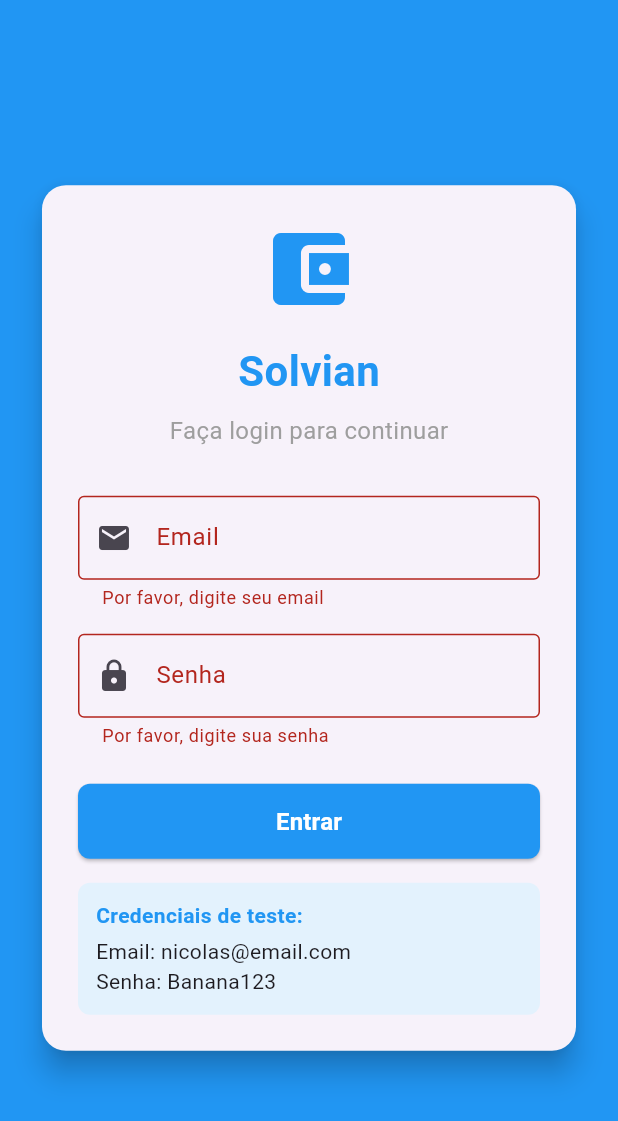
After one commit to andre8756/cedup-flutter, a Flutter app: the screen it shows after launch, after a tap on "Entrar", on a phone screen of 412 x 824 dp. The commit adds this screen. Shown: the top 1121 px of the screen. Run offline on Flutter 3.47's test engine with Material 3 defaults, Android fonts, the phone set to English and light mode, and no system bars; our stand-ins replace cached_network_image, shared_preferences; network calls fail.

Commit message:
tela de login com armazenamento de token

```diff
--- a/piloto/lib/main.dart
+++ b/piloto/lib/main.dart
@@ -1,5 +1,7 @@
 import 'package:flutter/material.dart';
+import 'presentation/screens/login/login_screen.dart';
 import 'presentation/screens/home/home_screen.dart';
+import 'services/auth_service.dart';
 
 void main() {
   runApp(const MyApp());
@@ -11,8 +13,48 @@ class MyApp extends StatelessWidget {
   @override
   Widget build(BuildContext context) {
     return MaterialApp(
-      debugShowCheckedModeBanner: false,
-      home: const HomeScreen(),
+      title: 'Solvian',
+      theme: ThemeData(primarySwatch: Colors.blue, useMaterial3: true),
+      home: const AuthWrapper(),
     );
   }
 }
+
+class AuthWrapper extends StatefulWidget {
+  const AuthWrapper({super.key});
+
+  @override
+  State<AuthWrapper> createState() => _AuthWrapperState();
+}
+
+class _AuthWrapperState extends State<AuthWrapper> {
+  bool _isLoading = true;
+  bool _isLoggedIn = false;
+
+  @override
+  void initState() {
+    super.initState();
+    _checkAuthStatus();
+  }
+
+  void _checkAuthStatus() async {
+    bool loggedIn = await AuthService.isLoggedIn();
+
+    // Verifica se o widget ainda está montado antes de atualizar o estado
+    if (!mounted) return;
+
+    setState(() {
+      _isLoggedIn = loggedIn;
+      _isLoading = false;
+    });
+  }
+
+  @override
+  Widget build(BuildContext context) {
+    if (_isLoading) {
+      return const Scaffold(body: Center(child: CircularProgressIndicator()));
+    }
+
+    return _isLoggedIn ? const HomeScreen() : const LoginScreen();
+  }
+}
--- /dev/null
+++ b/piloto/lib/presentation/screens/login/login_screen.dart
@@ -0,0 +1,242 @@
+import 'package:flutter/material.dart';
+import '../../../services/auth_service.dart';
+import '../home/home_screen.dart';
+
+class LoginScreen extends StatefulWidget {
+  const LoginScreen({super.key});
+
+  @override
+  State<LoginScreen> createState() => _LoginScreenState();
+}
+
+class _LoginScreenState extends State<LoginScreen> {
+  final _formKey = GlobalKey<FormState>();
+  final _emailController = TextEditingController();
+  final _passwordController = TextEditingController();
+  bool _isLoading = false;
+  String _errorMessage = '';
+
+  @override
+  void initState() {
+    super.initState();
+    _checkIfLoggedIn();
+  }
+
+  void _checkIfLoggedIn() async {
+    bool loggedIn = await AuthService.isLoggedIn();
+    if (loggedIn && mounted) {
+      _navigateToHome();
+    }
+  }
+
+  void _navigateToHome() {
+    Navigator.pushReplacement(
+      context,
+      MaterialPageRoute(builder: (context) => const HomeScreen()),
+    );
+  }
+
+  Future<void> _login() async {
+    if (_formKey.currentState!.validate()) {
+      setState(() {
+        _isLoading = true;
+        _errorMessage = '';
+      });
+
+      final result = await AuthService.login(
+        _emailController.text.trim(),
+        _passwordController.text,
+      );
+
+      setState(() {
+        _isLoading = false;
+      });
+
+      if (result['success'] == true && mounted) {
+        _navigateToHome();
+      } else if (mounted) {
+        setState(() {
+          _errorMessage = result['error'] ?? 'Erro desconhecido';
+        });
+      }
+    }
+  }
+
+  @override
+  Widget build(BuildContext context) {
+    return Scaffold(
+      backgroundColor: Colors.blue,
+      body: SafeArea(
+        child: Center(
+          child: SingleChildScrollView(
+            padding: const EdgeInsets.all(24.0),
+            child: Card(
+              elevation: 8,
+              shape: RoundedRectangleBorder(
+                borderRadius: BorderRadius.circular(16),
+              ),
+              child: Padding(
+                padding: const EdgeInsets.all(24.0),
+                child: Form(
+                  key: _formKey,
+                  child: Column(
+                    mainAxisSize: MainAxisSize.min,
+                    children: [
+                      // Logo/Title
+                      const Icon(
+                        Icons.account_balance_wallet,
+                        size: 64,
+                        color: Colors.blue,
+                      ),
+                      const SizedBox(height: 16),
+                      const Text(
+                        'Solvian',
+                        style: TextStyle(
+                          fontSize: 28,
+                          fontWeight: FontWeight.bold,
+                          color: Colors.blue,
+                        ),
+                      ),
+                      const SizedBox(height: 8),
+                      const Text(
+                        'Faça login para continuar',
+                        style: TextStyle(fontSize: 16, color: Colors.grey),
+                      ),
+                      const SizedBox(height: 32),
+
+                      // Campo de email
+                      TextFormField(
+                        controller: _emailController,
+                        decoration: const InputDecoration(
+                          labelText: 'Email',
+                          prefixIcon: Icon(Icons.email),
+                          border: OutlineInputBorder(),
+                        ),
+                        keyboardType: TextInputType.emailAddress,
+                        validator: (value) {
+                          if (value == null || value.isEmpty) {
+                            return 'Por favor, digite seu email';
+                          }
+                          if (!value.contains('@')) {
+                            return 'Digite um email válido';
+                          }
+                          return null;
+                        },
+                      ),
+                      const SizedBox(height: 16),
+
+                      // Campo de senha
+                      TextFormField(
+                        controller: _passwordController,
+                        decoration: const InputDecoration(
+                          labelText: 'Senha',
+                          prefixIcon: Icon(Icons.lock),
+                          border: OutlineInputBorder(),
+                        ),
+                        obscureText: true,
+                        validator: (value) {
+                          if (value == null || value.isEmpty) {
+                            return 'Por favor, digite sua senha';
+                          }
+                          if (value.length < 6) {
+                            return 'A senha deve ter pelo menos 6 caracteres';
+                          }
+                          return null;
+                        },
+                      ),
+                      const SizedBox(height: 24),
+
+                      // Mensagem de erro
+                      if (_errorMessage.isNotEmpty)
+                        Container(
+                          width: double.infinity,
+                          padding: const EdgeInsets.all(12),
+                          decoration: BoxDecoration(
+                            color: Colors.red[50],
+                            borderRadius: BorderRadius.circular(8),
+                            border: Border.all(color: Colors.red),
+                          ),
+                          child: Text(
+                            _errorMessage,
+                            style: const TextStyle(color: Colors.red),
+                            textAlign: TextAlign.center,
+                          ),
+                        ),
+                      if (_errorMessage.isNotEmpty) const SizedBox(height: 16),
+
+                      // Botão de login
+                      SizedBox(
+                        width: double.infinity,
+                        height: 50,
+                        child: ElevatedButton(
+                          onPressed: _isLoading ? null : _login,
+                          style: ElevatedButton.styleFrom(
+                            backgroundColor: Colors.blue,
+                            shape: RoundedRectangleBorder(
+                              borderRadius: BorderRadius.circular(8),
+                            ),
+                          ),
+                          child: _isLoading
+                              ? const SizedBox(
+                                  width: 20,
+                                  height: 20,
+                                  child: CircularProgressIndicator(
+                                    color: Colors.white,
+                                    strokeWidth: 2,
+                                  ),
+                                )
+                              : const Text(
+                                  'Entrar',
+                                  style: TextStyle(
+                                    fontSize: 16,
+                                    fontWeight: FontWeight.bold,
+                                    color: Colors.white,
+                                  ),
+                                ),
+                        ),
+                      ),
+
+                      const SizedBox(height: 16),
+
+                      // Texto de informações de teste
+                      Container(
+                        width: double.infinity,
+                        padding: const EdgeInsets.all(12),
+                        decoration: BoxDecoration(
+                          color: Colors.blue[50],
+                          borderRadius: BorderRadius.circular(8),
+                        ),
+                        child: const Column(
+                          crossAxisAlignment: CrossAxisAlignment.start,
+                          children: [
+                            Text(
+                              'Credenciais de teste:',
+                              style: TextStyle(
+                                fontWeight: FontWeight.bold,
+                                color: Colors.blue,
+                              ),
+                            ),
+                            SizedBox(height: 4),
+                            Text('Email: nicolas@email.com'),
+                            Text('Senha: Banana123'),
+                          ],
+                        ),
+                      ),
+                    ],
+                  ),
+                ),
+              ),
+            ),
+          ),
+        ),
+      ),
+    );
+  }
+
+  @override
+  void dispose() {
+    _emailController.dispose();
+    _passwordController.dispose();
+    super.dispose();
+  }
+}
--- a/piloto/lib/presentation/widgets/app_header.dart
+++ b/piloto/lib/presentation/widgets/app_header.dart
@@ -24,7 +24,7 @@ class _AppHeaderState extends State<AppHeader> {
         return AlertDialog(
           title: Row(
             children: [
-              Icon(Icons.notifications, color: Colors.blue[700]),
+              Icon(Icons.notifications, color: const Color.fromRGBO(25, 118, 210, 1)),
               const SizedBox(width: 8),
               const Text(
                 "Notificações",
--- /dev/null
+++ b/piloto/lib/services/auth_service.dart
@@ -0,0 +1,79 @@
+import 'dart:convert';
+import 'package:http/http.dart' as http;
+import 'package:shared_preferences/shared_preferences.dart';
+
+class AuthService {
+  static const String _baseUrl = 'http://cedup-back-deploy.onrender.com/api/auth';
+  static String? _token;
+
+  // Método para fazer login
+  static Future<Map<String, dynamic>> login(String identificador, String senha) async {
+    try {
+      final response = await http.post(
+        Uri.parse('$_baseUrl/login'),
+        headers: {
+          'Content-Type': 'application/json',
+        },
+        body: json.encode({
+          'identificador': identificador,
+          'senha': senha,
+        }),
+      );
+
+      if (response.statusCode == 200) {
+        final Map<String, dynamic> data = json.decode(response.body);
+        _token = data['token'];
+
+        // Salvar o token localmente
+        await _saveToken(_token!);
+
+        return {'success': true, 'token': _token};
+      } else {
+        final Map<String, dynamic> errorData = json.decode(response.body);
+        return {
+          'success': false,
+          'error': errorData['message'] ?? 'Erro ao fazer login'
+        };
+      }
+    } catch (e) {
+      return {'success': false, 'error': 'Erro de conexão: $e'};
+    }
+  }
+
+  // Método para salvar o token
+  static Future<void> _saveToken(String token) async {
+    final prefs = await SharedPreferences.getInstance();
+    await prefs.setString('auth_token', token);
+  }
+
+  // Método para recuperar o token
+  static Future<String?> getToken() async {
+    if (_token != null) return _token;
+
+    final prefs = await SharedPreferences.getInstance();
+    _token = prefs.getString('auth_token');
+    return _token;
+  }
+
+  // Método para verificar se o usuário está logado
+  static Future<bool> isLoggedIn() async {
+    final token = await getToken();
+    return token != null && token.isNotEmpty;
+  }
+
+  // Método para fazer logout
+  static Future<void> logout() async {
+    _token = null;
+    final prefs = await SharedPreferences.getInstance();
+    await prefs.remove('auth_token');
+  }
+
+  // Método para obter headers autenticados
+  static Future<Map<String, String>> getAuthHeaders() async {
+    final token = await getToken();
+    return {
+      'Content-Type': 'application/json',
+      'Authorization': 'Bearer $token',
+    };
+  }
+}
```
Also changed, not shown: piloto/lib/presentation/screens/home/home_screen.dart (+18 -2 lines), piloto/lib/presentation/screens/todos/todos_screen.dart (+96 -2 lines), piloto/lib/services/api_service.dart (added, +150 -0 lines), piloto/pubspec.yaml (+4 -39 lines), piloto/pubspec.lock, 8 other files.
